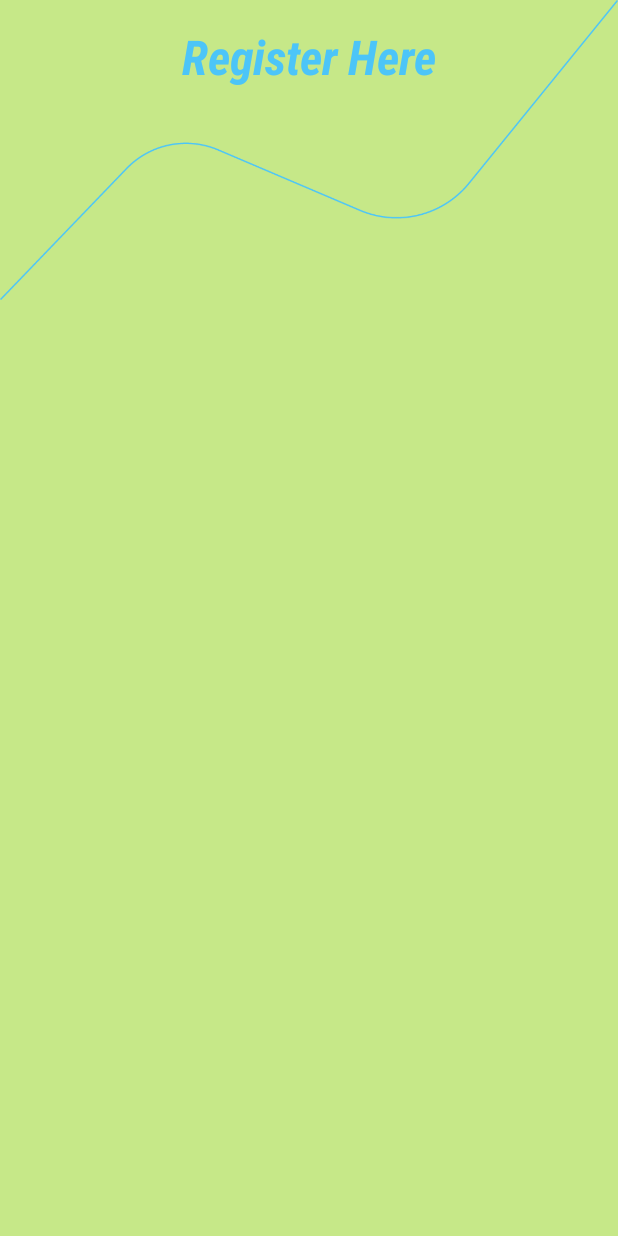
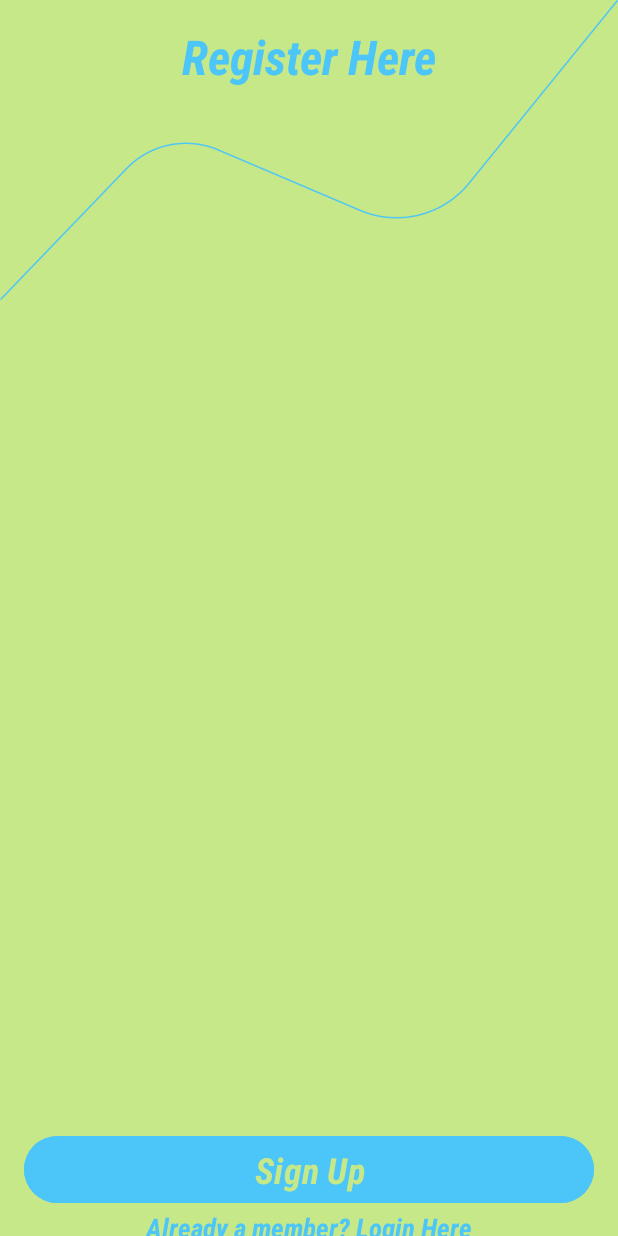
Before and after one commit to TVirus11/TeachersClub-App, an Android app: the RegisterActivity screen opened directly, with no data from a screen before it, on a phone screen of 412 x 824 dp. Run offline under Robolectric (Android 15) with nearby library versions, the phone set to English and light mode, and no system bars.

Commit message:
SignUp Button

```diff
--- a/app/src/main/res/layout/activity_register.xml
+++ b/app/src/main/res/layout/activity_register.xml
@@ -22,6 +22,7 @@
         android:layout_width="wrap_content"
         android:layout_height="wrap_content"
         android:layout_marginTop="16dp"
+        android:elevation="3dp"
         android:fontFamily="sans-serif-condensed-medium"
         android:text="@string/register_here"
         android:textColor="@color/blue"
@@ -31,4 +32,35 @@
         app:layout_constraintStart_toStartOf="parent"
         app:layout_constraintTop_toTopOf="parent" />
 
+    <Button
+        android:id="@+id/signUp_btn"
+        android:layout_width="match_parent"
+        android:layout_height="wrap_content"
+        android:layout_marginStart="16dp"
+        android:layout_marginEnd="16dp"
+        android:layout_marginBottom="18dp"
+        android:backgroundTint="@color/blue"
+        android:elevation="3dp"
+        android:fontFamily="sans-serif-condensed-medium"
+        android:text="@string/sign_up"
+        android:textColor="@color/green"
+        android:textSize="24sp"
+        android:textStyle="bold|italic"
+        app:layout_constraintBottom_toBottomOf="parent"
+        app:layout_constraintEnd_toEndOf="parent"
+        app:layout_constraintStart_toStartOf="parent" />
+
+    <TextView
+        android:id="@+id/already_reg"
+        android:layout_width="wrap_content"
+        android:layout_height="wrap_content"
+        android:fontFamily="sans-serif-condensed-medium"
+        android:text="@string/already_a_member_login_here"
+        android:textColor="@color/blue"
+        android:textSize="18sp"
+        android:textStyle="bold|italic"
+        app:layout_constraintEnd_toEndOf="@id/signUp_btn"
+        app:layout_constraintStart_toStartOf="@id/signUp_btn"
+        app:layout_constraintTop_toBottomOf="@id/signUp_btn" />
+
 </androidx.constraintlayout.widget.ConstraintLayout>
--- a/app/src/main/res/values/strings.xml
+++ b/app/src/main/res/values/strings.xml
@@ -10,4 +10,6 @@
     <string name="you_can_ask_questions_24x7_and_get_them_answered_by_our_expert_teachers_within_an_hour">You can ask questions 24x7 and get them answered by our expert teachers within an hour.</string>
     <string name="skip">Skip</string>
     <string name="register_here">Register Here</string>
+    <string name="sign_up">Sign Up</string>
+    <string name="already_a_member_login_here">Already a member? Login Here</string>
 </resources>
```
